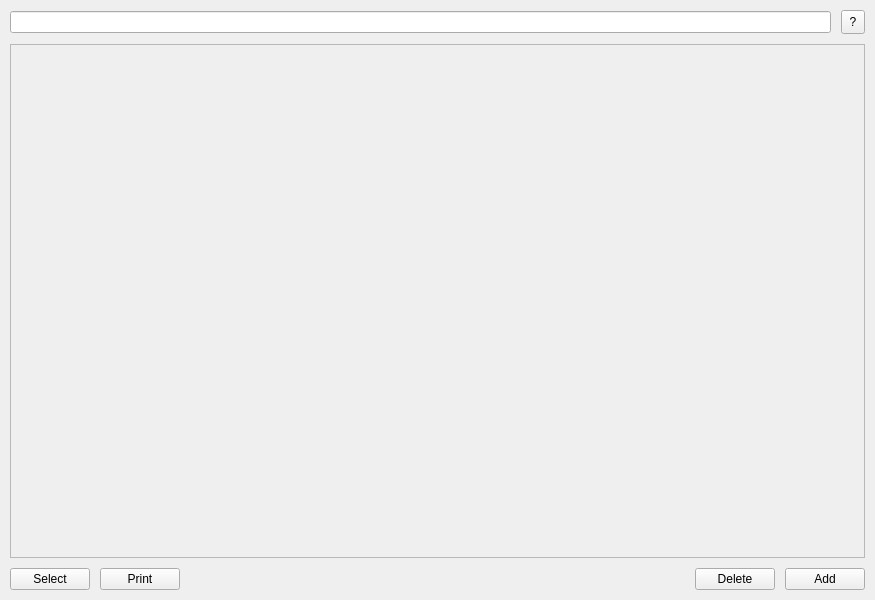
The window that mainwindow.ui (josephsurrey/Monster-Cards) describes before a commit, drawn with Qt 5.
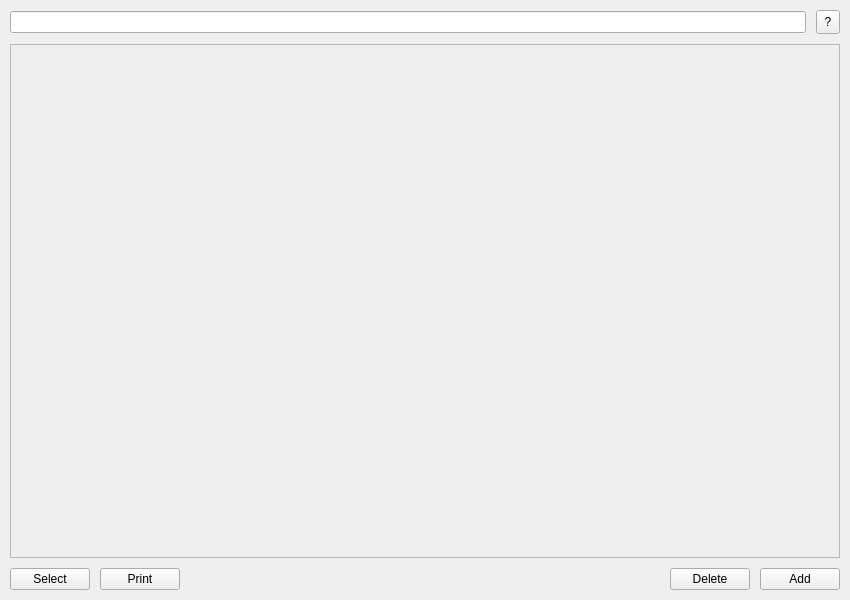
The same window after the commit. Icons and pictures are not drawn.

Commit message:
Aesthetics Relevant Implication
I changed the theme to address this implication, making it look much more pleasing, and giving the program a bit of colour

What changed in the file:
```diff
--- a/mainwindow.ui
+++ b/mainwindow.ui
@@ -6,7 +6,7 @@
    <rect>
     <x>0</x>
     <y>0</y>
-    <width>875</width>
+    <width>850</width>
     <height>600</height>
    </rect>
   </property>
```
The commit also changes 1 other file.
